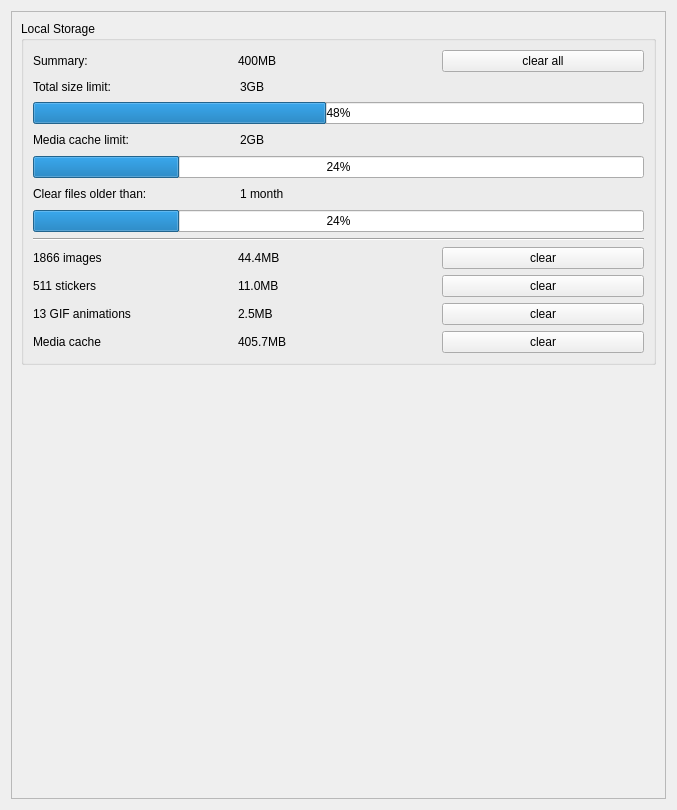
The window that src/modules/im/src/widget/form/settings/StorageSettingsForm.ui (okstar-org/ok-msg-desktop) describes before a commit, drawn with Qt 5.
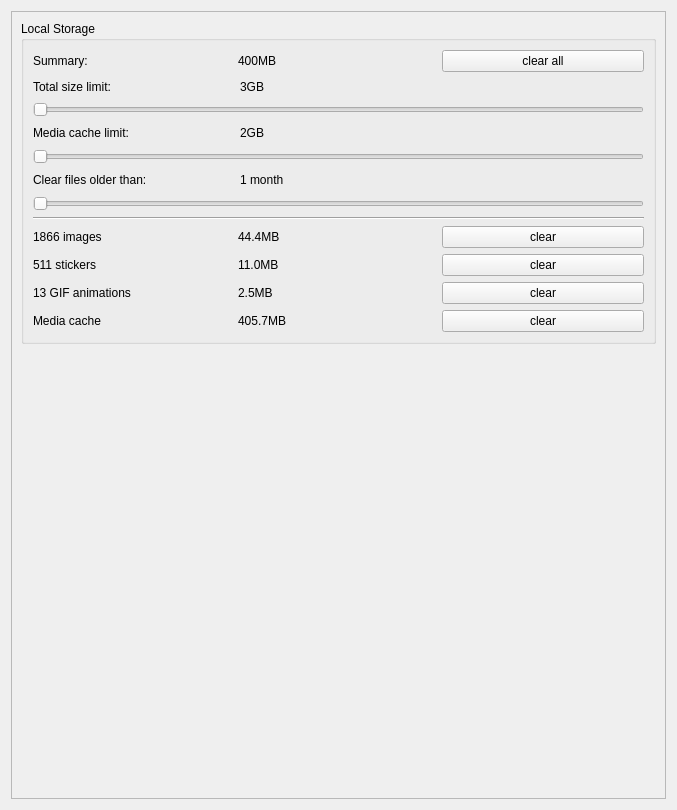
The same window after the commit. Custom widgets are drawn as their Qt base class.

Commit message: 修改界面控件类型

Patch:
```diff
--- a/src/modules/im/src/widget/form/settings/StorageSettingsForm.ui
+++ b/src/modules/im/src/widget/form/settings/StorageSettingsForm.ui
@@ -83,7 +83,7 @@
                  </layout>
                 </item>
                 <item>
-                 <layout class="QVBoxLayout" name="verticalLayout" stretch="0,0">
+                 <layout class="QVBoxLayout" name="verticalLayout" stretch="0">
                   <item>
                    <layout class="QHBoxLayout" name="horizontalLayout_5" stretch="2,1">
                     <item>
@@ -119,20 +119,17 @@
                     </item>
                    </layout>
                   </item>
-                  <item>
-                   <widget class="QProgressBar" name="progressBar">
-                    <property name="maximum">
-                     <number>50</number>
-                    </property>
-                    <property name="value">
-                     <number>24</number>
-                    </property>
-                   </widget>
-                  </item>
                  </layout>
                 </item>
                 <item>
                  <layout class="QVBoxLayout" name="verticalLayout_2">
+                  <item>
+                   <widget class="QSlider" name="horizontalSlider">
+                    <property name="orientation">
+                     <enum>Qt::Horizontal</enum>
+                    </property>
+                   </widget>
+                  </item>
                   <item>
                    <layout class="QHBoxLayout" name="horizontalLayout_7" stretch="2,1">
                     <item>
@@ -169,9 +166,9 @@
                    </layout>
                   </item>
                   <item>
-                   <widget class="QProgressBar" name="progressBar_2">
-                    <property name="value">
-                     <number>24</number>
+                   <widget class="QSlider" name="horizontalSlider_2">
+                    <property name="orientation">
+                     <enum>Qt::Horizontal</enum>
                     </property>
                    </widget>
                   </item>
@@ -215,9 +212,9 @@
                    </layout>
                   </item>
                   <item>
-                   <widget class="QProgressBar" name="progressBar_3">
-                    <property name="value">
-                     <number>24</number>
+                   <widget class="QSlider" name="horizontalSlider_3">
+                    <property name="orientation">
+                     <enum>Qt::Horizontal</enum>
                     </property>
                    </widget>
                   </item>
```
